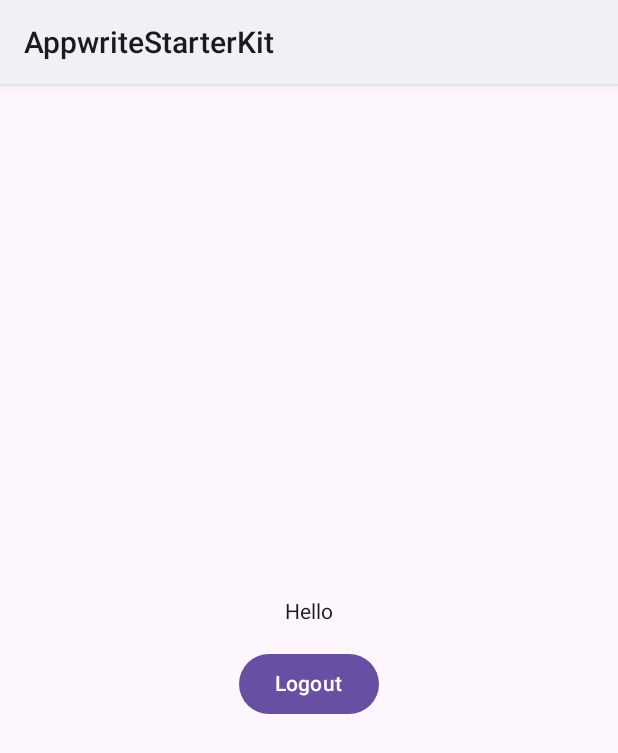
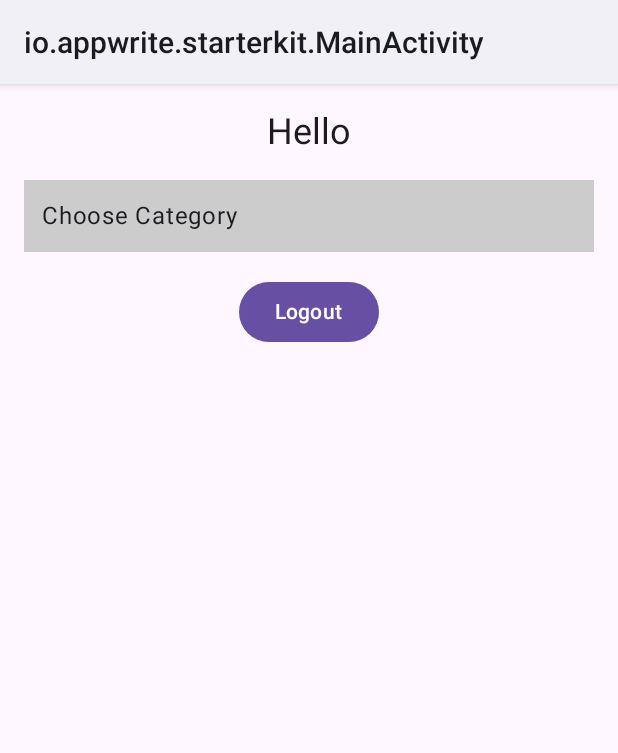
Before and after one commit to muhammadkhasanboev/AppWriteProj, an Android app built with Jetpack Compose: the screen it shows after launch (MainActivity), on a phone screen of 412 x 824 dp. Shown: the top 753 px of the screen. Run offline under Robolectric (Android 15) with nearby library versions, the phone set to English and light mode, and no system bars; 6 statements that could not run were skipped.

Commit message:
spinner for subject selection, OpenTriviaDB api

```diff
--- a/app/build.gradle.kts
+++ b/app/build.gradle.kts
@@ -65,4 +65,8 @@ dependencies {
     // debug libraries
     debugImplementation(libs.androidx.ui.tooling)
     debugImplementation(libs.androidx.ui.test.manifest)
+
+    implementation("com.squareup.retrofit2:retrofit:2.9.0")
+    implementation("com.squareup.retrofit2:converter-gson:2.9.0")
+
 }
--- a/app/src/main/AndroidManifest.xml
+++ b/app/src/main/AndroidManifest.xml
@@ -7,7 +7,6 @@
     <application
         android:allowBackup="true"
         android:icon="@mipmap/ic_launcher"
-        android:label="AppwriteStarterKit"
         android:supportsRtl="true"
         android:theme="@style/Theme.AppwriteStarterKit.SplashTheme"
         tools:targetApi="31">
--- a/app/src/main/java/io/appwrite/starterkit/MainActivity.kt
+++ b/app/src/main/java/io/appwrite/starterkit/MainActivity.kt
@@ -4,16 +4,19 @@ import android.content.Intent
 import android.os.Bundle
 import androidx.activity.ComponentActivity
 import androidx.activity.compose.setContent
+import androidx.compose.foundation.background
+import androidx.compose.foundation.clickable
 import androidx.compose.foundation.layout.*
 import androidx.compose.material3.*
 import androidx.compose.runtime.*
 import androidx.compose.ui.Alignment
 import androidx.compose.ui.Modifier
+import androidx.compose.ui.graphics.Color
 import androidx.compose.ui.unit.dp
 import io.appwrite.Client
 import io.appwrite.exceptions.AppwriteException
 import io.appwrite.services.Account
-import kotlinx.coroutines.CoroutineScope
+import io.appwrite.starterkit.data.models.Category
 import kotlinx.coroutines.Dispatchers
 import kotlinx.coroutines.launch
 
@@ -24,7 +27,7 @@ class MainActivity : ComponentActivity() {
     override fun onCreate(savedInstanceState: Bundle?) {
         super.onCreate(savedInstanceState)
 
-        // 🔗 Recreate Appwrite client (needed here too)
+        // ✅ Setup Appwrite client
         val client = Client(this)
             .setEndpoint("https://fra.cloud.appwrite.io/v1")
             .setProject("686f662d00384d0a13b9")
@@ -32,33 +35,54 @@ class MainActivity : ComponentActivity() {
         account = Account(client)
 
         setContent {
+            MaterialTheme {
                 Surface(color = MaterialTheme.colorScheme.background) {
-                HelloWithLogout(account = account, onLogout = {
-                    // 🚪 Redirect to LoginActivity and clear back stack
+                    MainScreen(account = account) {
                         val intent = Intent(this, LoginActivity::class.java)
                         intent.flags = Intent.FLAG_ACTIVITY_NEW_TASK or Intent.FLAG_ACTIVITY_CLEAR_TASK
                         startActivity(intent)
-                })
+                    }
+                }
             }
         }
     }
 }
 
 @Composable
-fun HelloWithLogout(account: Account, onLogout: () -> Unit) {
+fun MainScreen(account: Account, onLogout: () -> Unit) {
     val coroutineScope = rememberCoroutineScope()
 
-    Box(
+    // 🔹 Dummy categories list
+    val categories = remember {
+        listOf(
+            Category(1, "Science"),
+            Category(2, "History"),
+            Category(3, "Technology"),
+        )
+    }
+
+    var selectedCategory by remember { mutableStateOf<Category?>(null) }
+
+    Column(
         modifier = Modifier
             .fillMaxSize()
             .padding(16.dp),
-        contentAlignment = Alignment.Center
+        horizontalAlignment = Alignment.CenterHorizontally
     ) {
-        Column(horizontalAlignment = Alignment.CenterHorizontally) {
-            Text(text = "Hello")
+        Text(text = "Hello", style = MaterialTheme.typography.headlineSmall)
 
         Spacer(modifier = Modifier.height(16.dp))
 
+        // 🧩 Dropdown Spinner
+        CategoryDropdown(
+            categories = categories,
+            selected = selectedCategory,
+            onSelected = { selectedCategory = it }
+        )
+
+        Spacer(modifier = Modifier.height(16.dp))
+
+        // 🔓 Logout Button
         Button(onClick = {
             coroutineScope.launch(Dispatchers.IO) {
                 try {
@@ -73,4 +97,34 @@ fun HelloWithLogout(account: Account, onLogout: () -> Unit) {
         }
     }
 }
+
+@Composable
+fun CategoryDropdown(
+    categories: List<Category>,
+    selected: Category?,
+    onSelected: (Category) -> Unit
+) {
+    var expanded by remember { mutableStateOf(false) }
+
+    Box(
+        modifier = Modifier
+            .fillMaxWidth()
+            .background(Color.LightGray)
+            .clickable { expanded = true }
+            .padding(12.dp)
+    ) {
+        Text(text = selected?.name ?: "Choose Category")
+
+        DropdownMenu(expanded = expanded, onDismissRequest = { expanded = false }) {
+            categories.forEach { category ->
+                DropdownMenuItem(
+                    text = { Text(category.name) },
+                    onClick = {
+                        onSelected(category)
+                        expanded = false
                     }
+                )
+            }
+        }
+    }
+}
--- /dev/null
+++ b/app/src/main/java/io/appwrite/starterkit/data/models/CategoryRespose.kt
@@ -0,0 +1,10 @@
+package io.appwrite.starterkit.data.models
+
+data class CategoryResponse(
+    val trivia_categories: List<Category>
+)
+
+data class Category(
+    val id: Int,
+    val name: String
+)
```
Also changed, not shown: app/src/main/java/TriviaApi.kt (added, +8 -0 lines), app/src/main/java/io/appwrite/starterkit/RetrofitInstance.kt (added, +13 -0 lines), app/src/main/java/io/appwrite/starterkit/viewmodels/QuizSettingsViewModel.kt (added, +41 -0 lines). Lines whose indentation alone changed are shown as unchanged.
